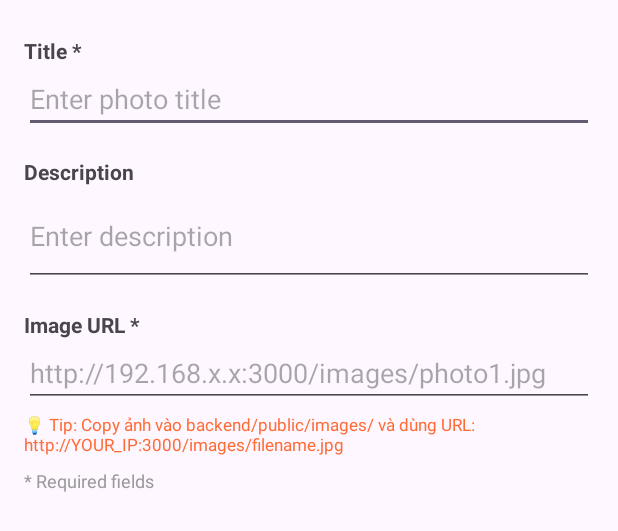
After one commit to 523h0020-cyber/MobileGiuaKy, an Android app: the layout dialog_add_photo.xml on its own in the app's theme, with its tools: preview values and no code run, on a phone screen of 412 x 824 dp. The commit adds this screen. Shown: the top 531 px of the screen. Run offline under Robolectric (Android 15) with nearby library versions, the phone set to English and light mode, and no system bars.

```diff
--- a/app/src/main/AndroidManifest.xml
+++ b/app/src/main/AndroidManifest.xml
@@ -23,6 +23,11 @@
         tools:targetApi="31">
 
         <activity
+            android:name=".AdminActivity"
+            android:label="Admin Panel"
+            android:exported="false" />
+
+        <activity
             android:name=".PhotoDetailActivity"
             android:exported="false" />
 
--- /dev/null
+++ b/app/src/main/res/layout/dialog_add_photo.xml
@@ -0,0 +1,73 @@
+<?xml version="1.0" encoding="utf-8"?>
+<LinearLayout xmlns:android="http://schemas.android.com/apk/res/android"
+    android:layout_width="match_parent"
+    android:layout_height="wrap_content"
+    android:orientation="vertical"
+    android:padding="16dp">
+
+    <TextView
+        android:layout_width="wrap_content"
+        android:layout_height="wrap_content"
+        android:text="Title *"
+        android:textSize="14sp"
+        android:textStyle="bold"
+        android:layout_marginTop="8dp" />
+
+    <EditText
+        android:id="@+id/etTitle"
+        android:layout_width="match_parent"
+        android:layout_height="wrap_content"
+        android:hint="Enter photo title"
+        android:inputType="text"
+        android:maxLines="1" />
+
+    <TextView
+        android:layout_width="wrap_content"
+        android:layout_height="wrap_content"
+        android:text="Description"
+        android:textSize="14sp"
+        android:textStyle="bold"
+        android:layout_marginTop="16dp" />
+
+    <EditText
+        android:id="@+id/etDescription"
+        android:layout_width="match_parent"
+        android:layout_height="wrap_content"
+        android:hint="Enter description"
+        android:inputType="textMultiLine"
+        android:maxLines="3"
+        android:minLines="2" />
+
+    <TextView
+        android:layout_width="wrap_content"
+        android:layout_height="wrap_content"
+        android:text="Image URL *"
+        android:textSize="14sp"
+        android:textStyle="bold"
+        android:layout_marginTop="16dp" />
+
+    <EditText
+        android:id="@+id/etImageUrl"
+        android:layout_width="match_parent"
+        android:layout_height="wrap_content"
+        android:hint="http://192.168.x.x:3000/images/photo1.jpg"
+        android:inputType="textUri"
+        android:maxLines="2" />
+
+    <TextView
+        android:layout_width="wrap_content"
+        android:layout_height="wrap_content"
+        android:text="💡 Tip: Copy ảnh vào backend/public/images/ và dùng URL: http://YOUR_IP:3000/images/filename.jpg"
+        android:textSize="11sp"
+        android:textColor="#FF6B35"
+        android:layout_marginTop="4dp" />
+
+    <TextView
+        android:layout_width="wrap_content"
+        android:layout_height="wrap_content"
+        android:text="* Required fields"
+        android:textSize="12sp"
+        android:textColor="#999"
+        android:layout_marginTop="8dp" />
+
+</LinearLayout>
```
Also changed, not shown: app/src/main/java/com/example/mobilegiuaky/AdminActivity.java (added, +368 -0 lines), app/src/main/java/com/example/mobilegiuaky/MainActivity.java (+18 -0 lines), app/src/main/java/com/example/mobilegiuaky/api/ApiService.java (+15 -0 lines), app/src/main/res/layout/activity_admin.xml (added, +124 -0 lines), app/src/main/res/layout/activity_main.xml (+12 -0 lines), 4 other files.
